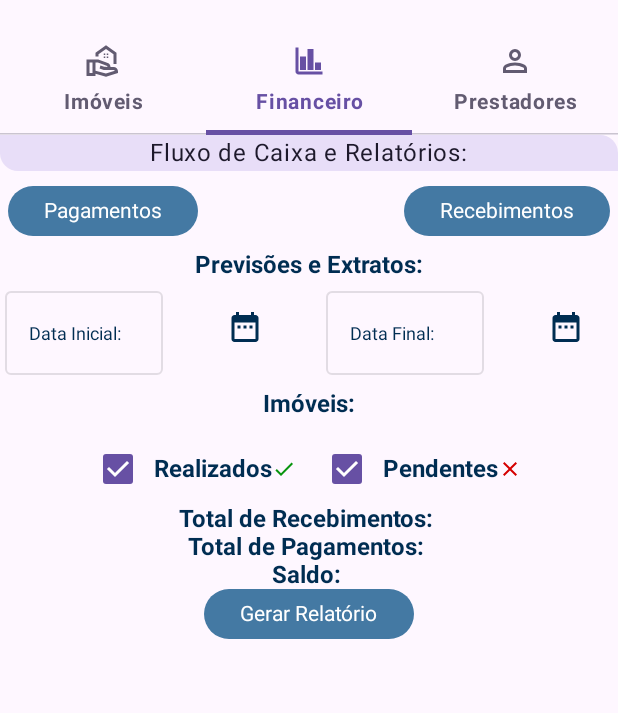
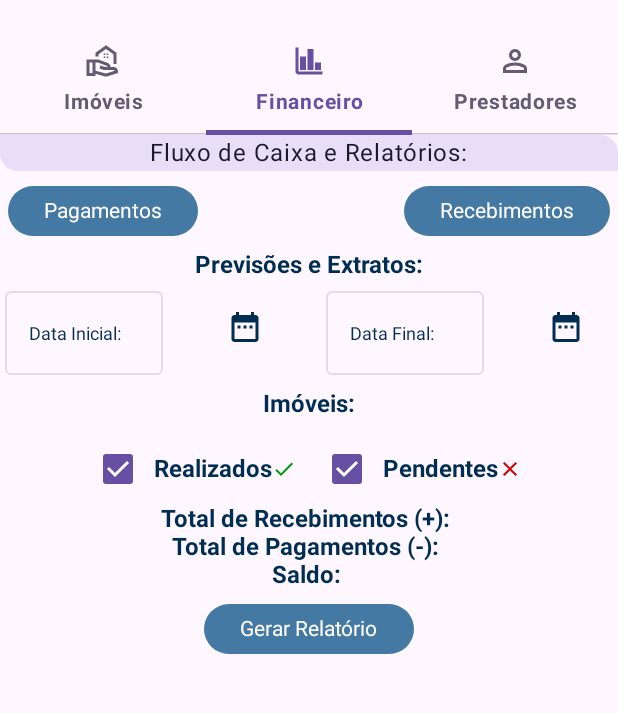
Before and after one commit to gtoretti/RealStateManager, an Android app built with Jetpack Compose: the screen it shows after launch (ReceiptActivity), tab 2 chosen, on a phone screen of 412 x 824 dp, the part 69-782 px from its top. Run offline under Robolectric (Android 15) with nearby library versions, the phone set to English and light mode, and no system bars; our stand-ins replace AdMob, Dagger/Hilt's generated code, Room's generated code, accompanist.

Commit message:
financial

```diff
--- a/app/src/main/java/com/apps/gtorettirsm/compose/property/FinancialScreen.kt
+++ b/app/src/main/java/com/apps/gtorettirsm/compose/property/FinancialScreen.kt
@@ -86,6 +86,7 @@ fun FinancialScreen(
     Column(
         horizontalAlignment = Alignment.CenterHorizontally,
         modifier = Modifier.fillMaxWidth()
+            .verticalScroll(rememberScrollState()),
     ) {
         Card(
             colors = CardDefaults.cardColors(containerColor = MaterialTheme.colorScheme.secondaryContainer),
@@ -275,7 +276,7 @@ fun FinancialScreen(
             horizontalAlignment = Alignment.Start,
             modifier = Modifier
                 .fillMaxWidth().padding(horizontal = 2.dp).border(1.dp, Color.Gray)
-                .verticalScroll(rememberScrollState()),
+                //.verticalScroll(rememberScrollState()),
         ) {
 
 
@@ -384,22 +385,8 @@ fun FinancialScreen(
         }
 
 
-
-
-
-
-
-
-
-
-
-
-
-
-
-
         Text(
-            text = "Total de Recebimentos: ",
+            text = "Total de Recebimentos (+): ",
             style = TextStyle(
                 color = getTextColor(),
                 fontSize = 16.sp,
@@ -407,7 +394,7 @@ fun FinancialScreen(
             )
         )
         Text(
-            text = "Total de Pagamentos: ",
+            text = "Total de Pagamentos (-): ",
             style = TextStyle(
                 color = getTextColor(),
                 fontSize = 16.sp,
@@ -424,6 +411,14 @@ fun FinancialScreen(
                 fontWeight = FontWeight.Bold,
             )
         )
+
+        Row(
+            verticalAlignment = Alignment.CenterVertically,
+            horizontalArrangement = Arrangement.End,
+            modifier = Modifier.fillMaxWidth()
+        ) {
+            Spacer(modifier = Modifier.height(10.dp))
+        }
 
         Button(
             onClick = {
```
